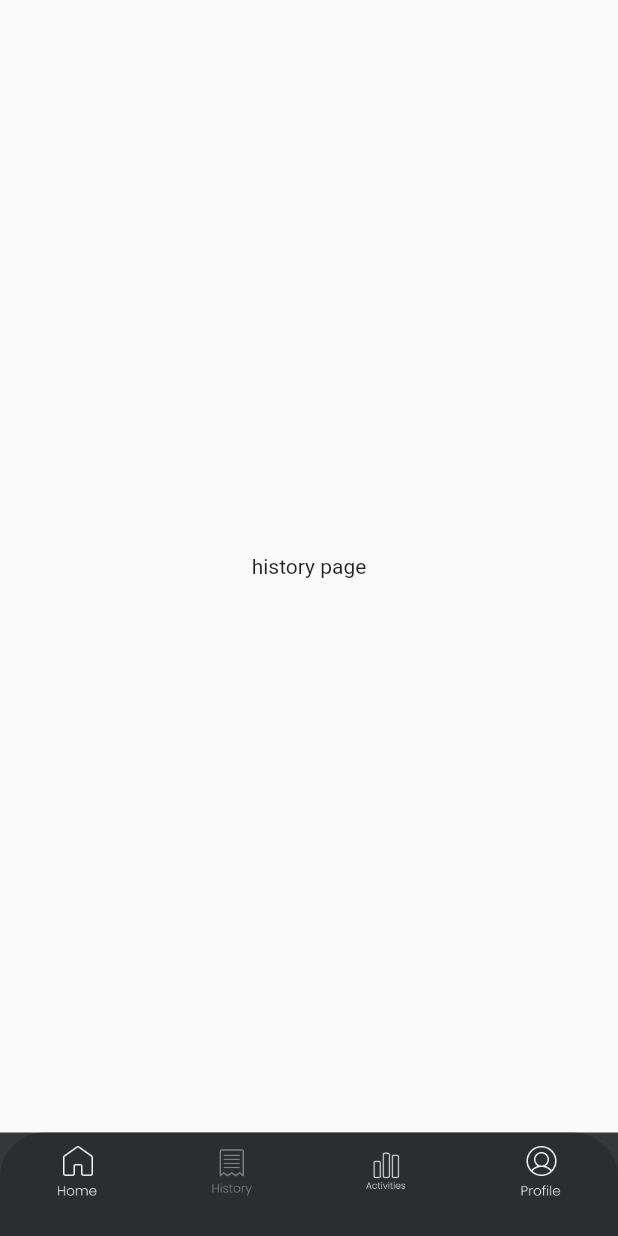
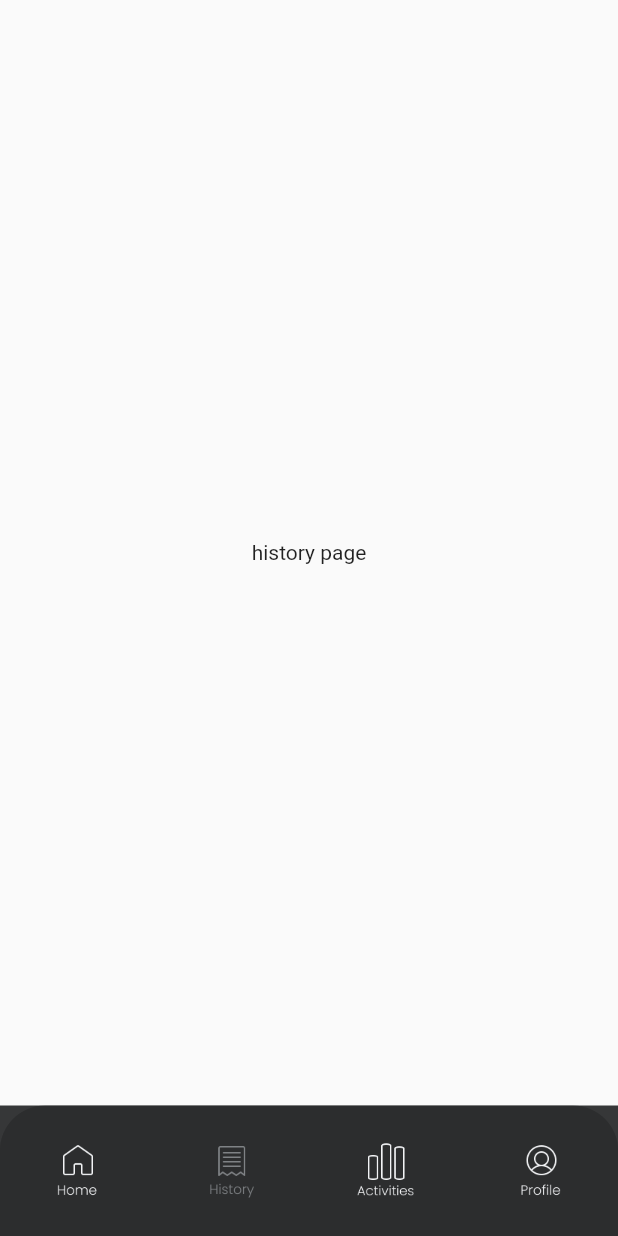
Before and after one commit to anugrahsputra/Digillet, a Flutter app: the screen it shows after launch, item 2 of the bottom bar chosen, on a phone screen of 412 x 824 dp. Run offline on Flutter 3.47's test engine with Material 2 defaults, Android fonts, the light colour scheme and no system bars; our stand-ins replace google_fonts.

```diff
--- a/lib/main.dart
+++ b/lib/main.dart
@@ -60,34 +60,58 @@ class _MainPageState extends State<MainPage> {
           },
           items: [
             BottomNavigationBarItem(
-              icon: Image.asset(
+              icon: Container(
+                margin: const EdgeInsets.only(
+                  top: 17,
+                ),
+                child: Image.asset(
                   'assets/home_icon.png',
                   width: 27,
+                  height: 39,
                   color: currentIndex == 0 ? colorItem : backgroundColor3,
+                ),
               ),
               label: '',
             ),
             BottomNavigationBarItem(
-              icon: Image.asset(
+              icon: Container(
+                margin: const EdgeInsets.only(
+                  top: 17,
+                ),
+                child: Image.asset(
                   'assets/history_icon.png',
-                width: 27,
+                  width: 30,
+                  height: 38,
                   color: currentIndex == 1 ? colorItem : backgroundColor3,
+                ),
               ),
               label: '',
             ),
             BottomNavigationBarItem(
-              icon: Image.asset(
+              icon: Container(
+                margin: const EdgeInsets.only(
+                  top: 17,
+                ),
+                child: Image.asset(
                   'assets/activities_icon.png',
-                width: 27,
+                  width: 39,
+                  height: 40,
                   color: currentIndex == 2 ? colorItem : backgroundColor3,
+                ),
               ),
               label: '',
             ),
             BottomNavigationBarItem(
-              icon: Image.asset(
+              icon: Container(
+                margin: const EdgeInsets.only(
+                  top: 17,
+                ),
+                child: Image.asset(
                   'assets/user_icon.png',
                   width: 27,
+                  height: 39,
                   color: currentIndex == 3 ? colorItem : backgroundColor3,
+                ),
               ),
               label: '',
             ),
```
Lines whose indentation alone changed are shown as unchanged.
